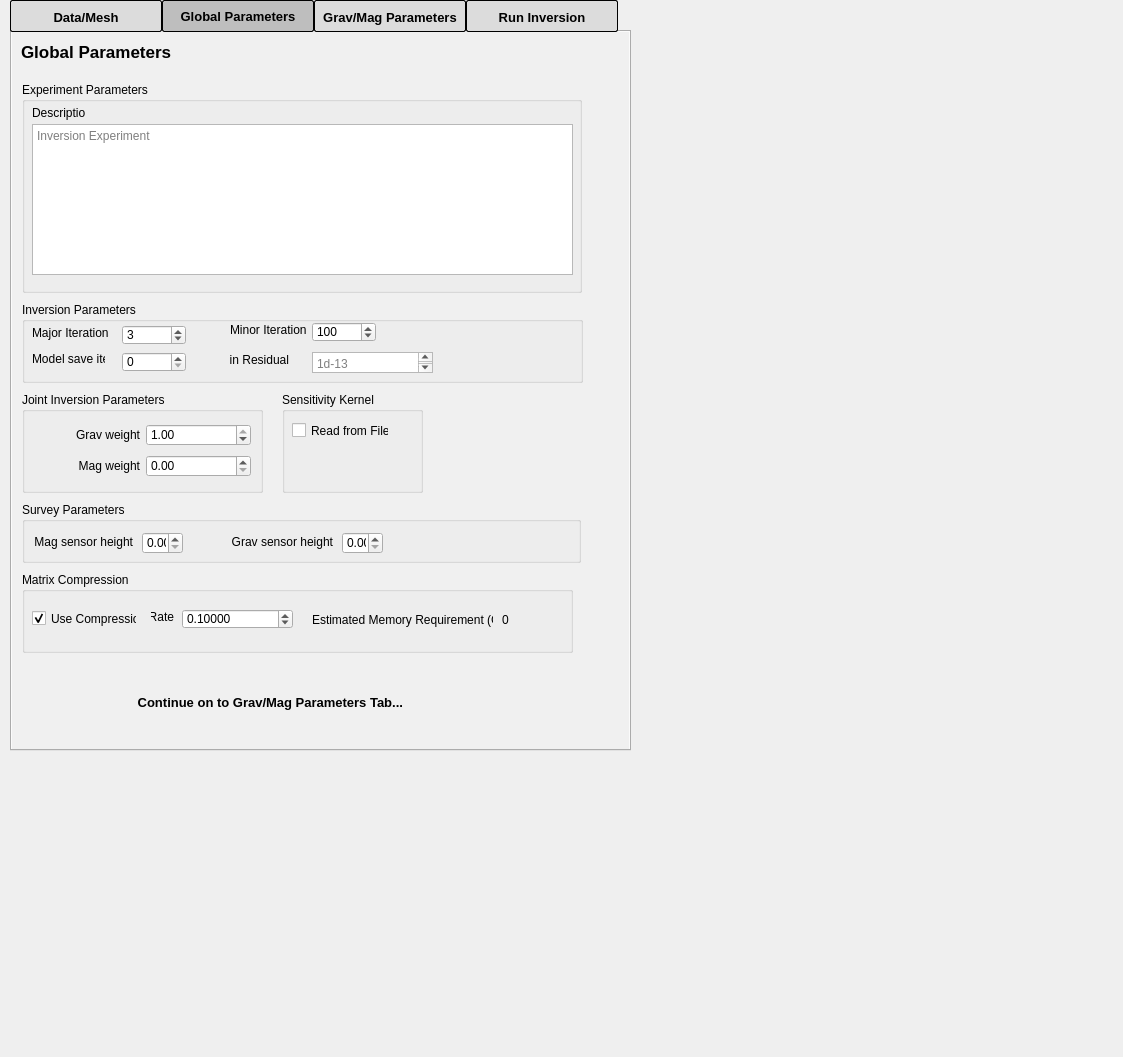
TOMOFAST/tomofast-x-q, file Tomofast_x_dockwidget_base.ui: the form before one commit.
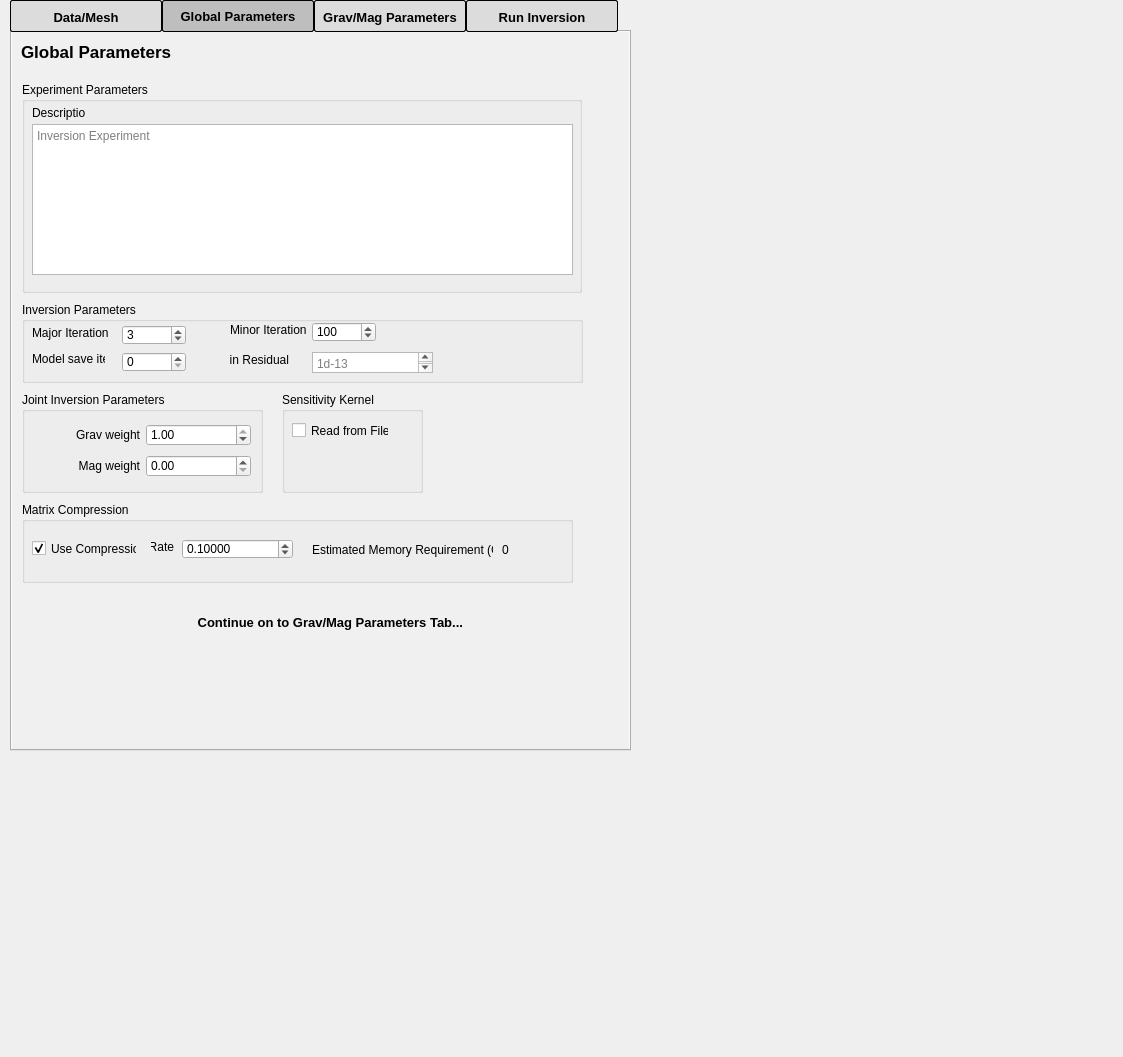
The form after the commit. The open tabs and pages were chosen to show the change. Custom widgets are drawn as their Qt base class.

Commit message: Apply independant sensor elevations relative to ground for data for grav and mag

```diff
--- a/Tomofast_x_dockwidget_base.ui
+++ b/Tomofast_x_dockwidget_base.ui
@@ -2130,13 +2130,13 @@
         <set>Qt::AlignRight|Qt::AlignTrailing|Qt::AlignVCenter</set>
        </property>
       </widget>
-      <widget class="QDoubleSpinBox" name="doubleSpinBox_magn_sensor_height_2">
+      <widget class="QDoubleSpinBox" name="doubleSpinBox_magn_sensor_height">
        <property name="enabled">
         <bool>true</bool>
        </property>
        <property name="geometry">
         <rect>
-         <x>50</x>
+         <x>160</x>
          <y>30</y>
          <width>71</width>
          <height>22</height>
@@ -2165,13 +2165,13 @@
         <set>Qt::AlignRight|Qt::AlignTrailing|Qt::AlignVCenter</set>
        </property>
       </widget>
-      <widget class="QDoubleSpinBox" name="doubleSpinBox_grav_sensor_height_2">
+      <widget class="QDoubleSpinBox" name="doubleSpinBox_grav_sensor_height">
        <property name="enabled">
         <bool>true</bool>
        </property>
        <property name="geometry">
         <rect>
-         <x>180</x>
+         <x>50</x>
          <y>30</y>
          <width>71</width>
          <height>22</height>
@@ -2423,8 +2423,8 @@
      <widget class="QLabel" name="label_11">
       <property name="geometry">
        <rect>
-        <x>20</x>
-        <y>660</y>
+        <x>80</x>
+        <y>580</y>
         <width>371</width>
         <height>21</height>
        </rect>
@@ -2540,7 +2540,7 @@
       <property name="geometry">
        <rect>
         <x>10</x>
-        <y>540</y>
+        <y>470</y>
         <width>551</width>
         <height>81</height>
        </rect>
@@ -2632,89 +2632,6 @@
        </property>
       </widget>
      </widget>
-     <widget class="QGroupBox" name="groupBox_13">
-      <property name="geometry">
-       <rect>
-        <x>10</x>
-        <y>470</y>
-        <width>559</width>
-        <height>61</height>
-       </rect>
-      </property>
-      <property name="title">
-       <string>Survey Parameters</string>
-      </property>
-      <widget class="QLabel" name="label_16">
-       <property name="geometry">
-        <rect>
-         <x>10</x>
-         <y>30</y>
-         <width>101</width>
-         <height>20</height>
-        </rect>
-       </property>
-       <property name="text">
-        <string>Mag sensor height</string>
-       </property>
-       <property name="alignment">
-        <set>Qt::AlignRight|Qt::AlignTrailing|Qt::AlignVCenter</set>
-       </property>
-      </widget>
-      <widget class="QDoubleSpinBox" name="doubleSpinBox_magn_sensor_height">
-       <property name="enabled">
-        <bool>true</bool>
-       </property>
-       <property name="geometry">
-        <rect>
-         <x>120</x>
-         <y>30</y>
-         <width>41</width>
-         <height>22</height>
-        </rect>
-       </property>
-       <property name="maximum">
-        <double>10000.000000000000000</double>
-       </property>
-       <property name="singleStep">
-        <double>50.000000000000000</double>
-       </property>
-      </widget>
-      <widget class="QLabel" name="label_18">
-       <property name="geometry">
-        <rect>
-         <x>210</x>
-         <y>30</y>
-         <width>101</width>
-         <height>20</height>
-        </rect>
-       </property>
-       <property name="text">
-        <string>Grav sensor height</string>
-       </property>
-       <property name="alignment">
-        <set>Qt::AlignRight|Qt::AlignTrailing|Qt::AlignVCenter</set>
-       </property>
-      </widget>
-      <widget class="QDoubleSpinBox" name="doubleSpinBox_grav_sensor_height">
-       <property name="enabled">
-        <bool>true</bool>
-       </property>
-       <property name="geometry">
-        <rect>
-         <x>320</x>
-         <y>30</y>
-         <width>41</width>
-         <height>22</height>
-        </rect>
-       </property>
-       <property name="maximum">
-        <double>10000.000000000000000</double>
-       </property>
-       <property name="singleStep">
-        <double>50.000000000000000</double>
-       </property>
-      </widget>
-     </widget>
     </widget>
     <widget class="QWidget" name="Data_management">
      <property name="styleSheet">
```
Left out of the diff: 4 changed lines with no effect on the pictures. The commit also changes 2 other files.
